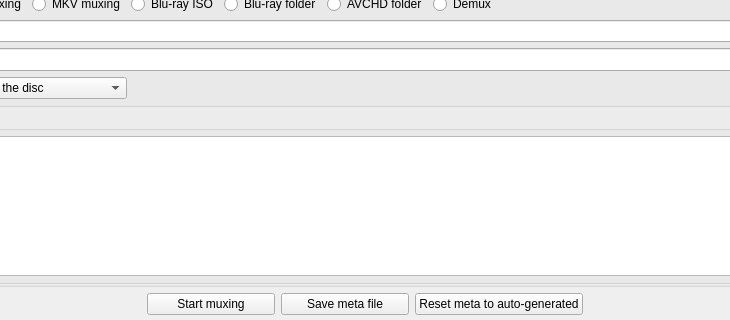
This is tsMuxerGUI/tsmuxerwindow.ui in teaching-droid/tsMuxer as Qt 5 draws it before an edit; both pictures show x 178 to 908 and y 590 to 910 of the 1020 by 910 pixel window. The edited form follows.
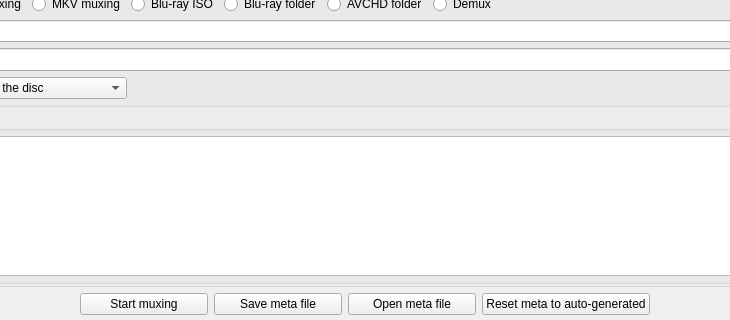
This is the edited form. Icons and pictures are not drawn.

Commit message: feat: a meta file can be opened and muxed from the window

Patch:
```diff
--- a/tsMuxerGUI/tsmuxerwindow.ui
+++ b/tsMuxerGUI/tsmuxerwindow.ui
@@ -3001,6 +3001,31 @@
        </property>
       </widget>
      </item>
+     <item>
+      <widget class="QPushButton" name="buttonOpenMeta">
+       <property name="sizePolicy">
+        <sizepolicy hsizetype="Preferred" vsizetype="Fixed">
+         <horstretch>0</horstretch>
+         <verstretch>0</verstretch>
+        </sizepolicy>
+       </property>
+       <property name="minimumSize">
+        <size>
+         <width>128</width>
+         <height>0</height>
+        </size>
+       </property>
+       <property name="maximumSize">
+        <size>
+         <width>256</width>
+         <height>16777215</height>
+        </size>
+       </property>
+       <property name="text">
+        <string>Open meta file</string>
+       </property>
+      </widget>
+     </item>
      <item>
       <widget class="QPushButton" name="buttonResetMeta">
        <property name="sizePolicy">
```
Left out of the diff: 1 changed line with no effect on the pictures. The commit also changes 10 other files.
